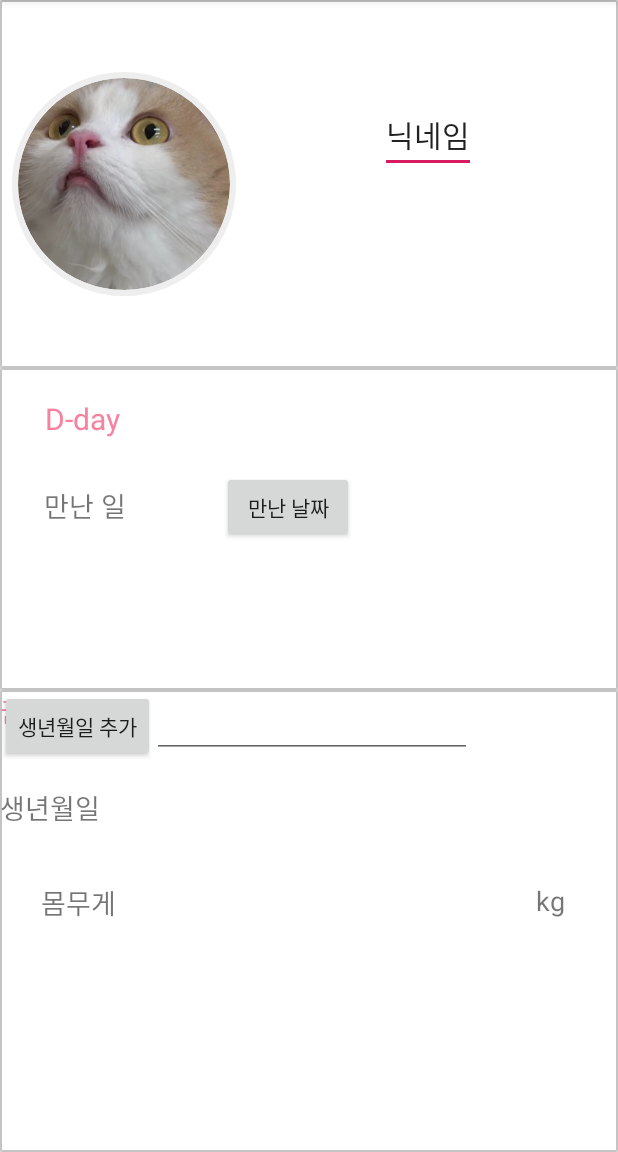
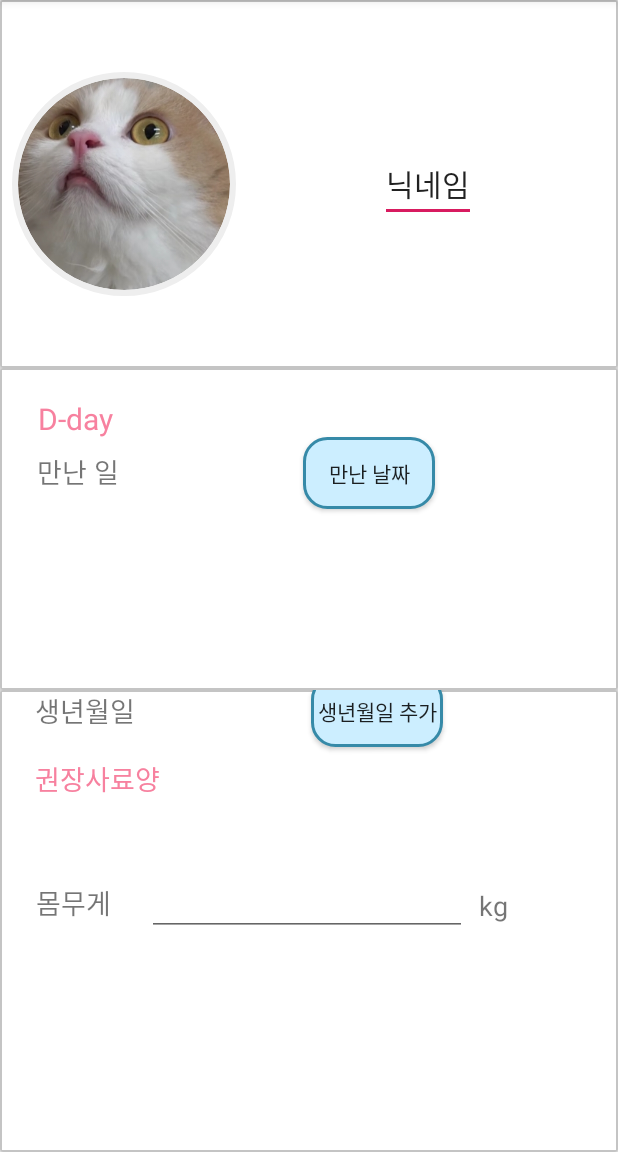
Before and after one commit to susanso/android_studio, an Android app: the EditprofileActivity screen opened directly, with no data from a screen before it, on a phone screen of 412 x 824 dp, the part 84-1236 px from its top. Run offline under Robolectric (Android 15) with nearby library versions, the phone set to English and light mode, and no system bars; plain views replace CircularImageView.

Commit message:
#2 프로필 수정 xml

```diff
--- a/AutoFeeder/app/src/main/res/layout/activity_editprofile.xml
+++ b/AutoFeeder/app/src/main/res/layout/activity_editprofile.xml
@@ -43,7 +43,7 @@
                     app:layout_constraintBottom_toBottomOf="parent" android:layout_marginEnd="8dp"
                     app:layout_constraintEnd_toEndOf="parent" app:layout_constraintStart_toEndOf="@+id/profile"
                     android:layout_marginStart="8dp" app:layout_constraintHorizontal_bias="0.503"
-                    app:layout_constraintVertical_bias="0.316"/>
+            />
         </android.support.constraint.ConstraintLayout>
 
     </android.support.v7.widget.CardView>
@@ -70,7 +70,7 @@
                     android:id="@+id/textView11" android:layout_marginBottom="8dp"
                     app:layout_constraintBottom_toBottomOf="parent"
                     app:layout_constraintVertical_bias="0.07" android:layout_marginEnd="8dp"
-                    app:layout_constraintEnd_toEndOf="parent" app:layout_constraintHorizontal_bias="0.063"/>
+                    app:layout_constraintEnd_toEndOf="parent" app:layout_constraintHorizontal_bias="0.05"/>
             <TextView
                     android:text="만난 일"
                     android:textSize="18dp"
@@ -79,18 +79,21 @@
                     app:layout_constraintEnd_toEndOf="@+id/textView11"
                     android:layout_marginEnd="8dp" app:layout_constraintStart_toStartOf="@+id/textView11"
                     android:layout_marginTop="8dp"
-                    app:layout_constraintTop_toBottomOf="@+id/textView11" android:layout_marginBottom="8dp"
-                    app:layout_constraintBottom_toBottomOf="parent" app:layout_constraintHorizontal_bias="0.079"
-                    app:layout_constraintVertical_bias="0.178"/>
+                    app:layout_constraintTop_toBottomOf="@+id/textView11"
+                    app:layout_constraintHorizontal_bias="0.079"
+            />
             <Button
                     android:text="만난 날짜"
                     android:textSize="14dp"
+                    android:background="@drawable/button_layout"
                     android:layout_width="wrap_content"
                     android:layout_height="48dp"
                     app:layout_constraintTop_toTopOf="@+id/textView4"
                     app:layout_constraintBottom_toBottomOf="@+id/textView4"
-                    app:layout_constraintStart_toEndOf="@+id/textView4" android:layout_marginStart="64dp"
-                    app:layout_constraintVertical_bias="0.434" android:id="@+id/editDateButton"/>
+                    app:layout_constraintStart_toEndOf="@+id/textView4"
+                    app:layout_constraintVertical_bias="0.434" android:id="@+id/editDateButton"
+                    android:layout_marginStart="8dp" app:layout_constraintEnd_toEndOf="parent"
+                    android:layout_marginEnd="8dp"/>
         </android.support.constraint.ConstraintLayout>
 
     </android.support.v7.widget.CardView>
@@ -109,54 +112,64 @@
                     android:textSize="18dp"
                     android:layout_width="wrap_content"
                     android:layout_height="wrap_content" android:id="@+id/textView5"
-                    android:layout_marginTop="128dp"
-                    app:layout_constraintTop_toTopOf="parent" android:layout_marginStart="8dp"
-                    app:layout_constraintStart_toStartOf="parent" android:layout_marginEnd="8dp"
-                    app:layout_constraintEnd_toEndOf="parent"
+                    app:layout_constraintStart_toStartOf="@+id/textView6"
+                    app:layout_constraintEnd_toEndOf="@+id/textView6"
                     app:layout_constraintHorizontal_bias="0.056"
-            />
+                    app:layout_constraintTop_toBottomOf="@+id/textView6" android:layout_marginTop="8dp"
+                    android:layout_marginBottom="8dp" app:layout_constraintBottom_toBottomOf="parent"
+                    app:layout_constraintVertical_bias="0.39"/>
             <TextView
                     android:text="권장사료양"
                     android:textColor="#F7819F"
                     android:textSize="18dp"
                     android:layout_width="wrap_content"
                     android:layout_height="wrap_content" android:id="@+id/textView"
-                    tools:layout_editor_absoluteY="16dp" tools:layout_editor_absoluteX="26dp"/>
+                    android:layout_marginTop="8dp"
+                    app:layout_constraintTop_toTopOf="parent" android:layout_marginStart="8dp"
+                    app:layout_constraintStart_toStartOf="parent" android:layout_marginEnd="8dp"
+                    app:layout_constraintEnd_toEndOf="parent" android:layout_marginBottom="8dp"
+                    app:layout_constraintBottom_toBottomOf="parent" app:layout_constraintHorizontal_bias="0.05"
+                    app:layout_constraintVertical_bias="0.13999999"/>
             <TextView
                     android:text="kg"
                     android:textSize="18dp"
                     android:layout_width="wrap_content"
                     android:layout_height="wrap_content"
                     android:id="@+id/kg"
-                    app:layout_constraintTop_toTopOf="@+id/textView5"
-                    app:layout_constraintEnd_toEndOf="parent"
-                    app:layout_constraintStart_toEndOf="@+id/textView5" android:layout_marginStart="8dp"
-                    app:layout_constraintHorizontal_bias="0.908" android:layout_marginEnd="8dp"/>
+                    android:layout_marginBottom="8dp"
+                    app:layout_constraintBottom_toBottomOf="@+id/editWeight"
+                    app:layout_constraintStart_toEndOf="@+id/editWeight" android:layout_marginStart="8dp"/>
             <EditText
                     android:layout_width="wrap_content"
                     android:layout_height="wrap_content"
                     android:inputType="numberSigned"
                     android:ems="10"
-                    tools:layout_editor_absoluteY="117dp"
                     android:id="@+id/editWeight" app:layout_constraintStart_toEndOf="@+id/textView5"
-                    android:layout_marginStart="8dp" app:layout_constraintEnd_toStartOf="@+id/kg"
-                    android:layout_marginEnd="8dp" app:layout_constraintHorizontal_bias="0.32"/>
+                    android:layout_marginStart="8dp"
+                    app:layout_constraintTop_toTopOf="@+id/textView5"
+                    app:layout_constraintBottom_toBottomOf="@+id/textView5" app:layout_constraintEnd_toEndOf="parent"
+                    android:layout_marginEnd="8dp" app:layout_constraintHorizontal_bias="0.15"/>
             <TextView
                     android:text="생년월일"
                     android:textSize="18dp"
                     android:layout_width="wrap_content"
                     android:layout_height="wrap_content"
-                    android:id="@+id/textView6" android:layout_marginBottom="36dp"
-                    app:layout_constraintBottom_toTopOf="@+id/textView5"
+                    android:id="@+id/textView6"
                     app:layout_constraintStart_toStartOf="@+id/textView"
-                    app:layout_constraintEnd_toEndOf="@+id/textView" app:layout_constraintHorizontal_bias="0.0"/>
+                    app:layout_constraintEnd_toEndOf="@+id/textView" app:layout_constraintHorizontal_bias="0.0"
+                    tools:layout_editor_absoluteY="67dp"/>
             <Button
                     android:text="생년월일 추가"
                     android:textSize="14dp"
+                    android:background="@drawable/button_layout"
                     android:layout_width="wrap_content"
                     android:layout_height="wrap_content"
-                    tools:layout_editor_absoluteX="140dp" android:id="@+id/editBirthdayButton"
-                    tools:layout_editor_absoluteY="44dp"/>
+                    android:id="@+id/editBirthdayButton"
+                    app:layout_constraintStart_toEndOf="@+id/textView6" android:layout_marginStart="8dp"
+                    app:layout_constraintEnd_toEndOf="parent" android:layout_marginEnd="8dp"
+                    app:layout_constraintTop_toTopOf="@+id/textView6"
+                    app:layout_constraintBottom_toBottomOf="@+id/textView6"
+            />
         </android.support.constraint.ConstraintLayout>
     </android.support.v7.widget.CardView>
 </LinearLayout>
```
